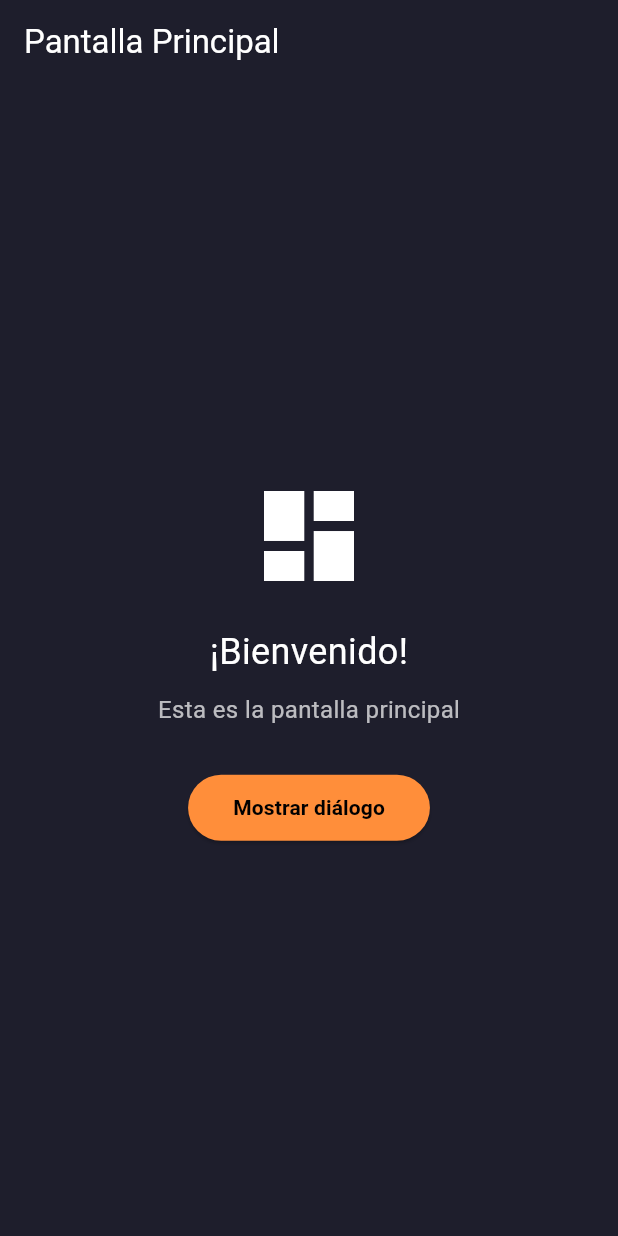
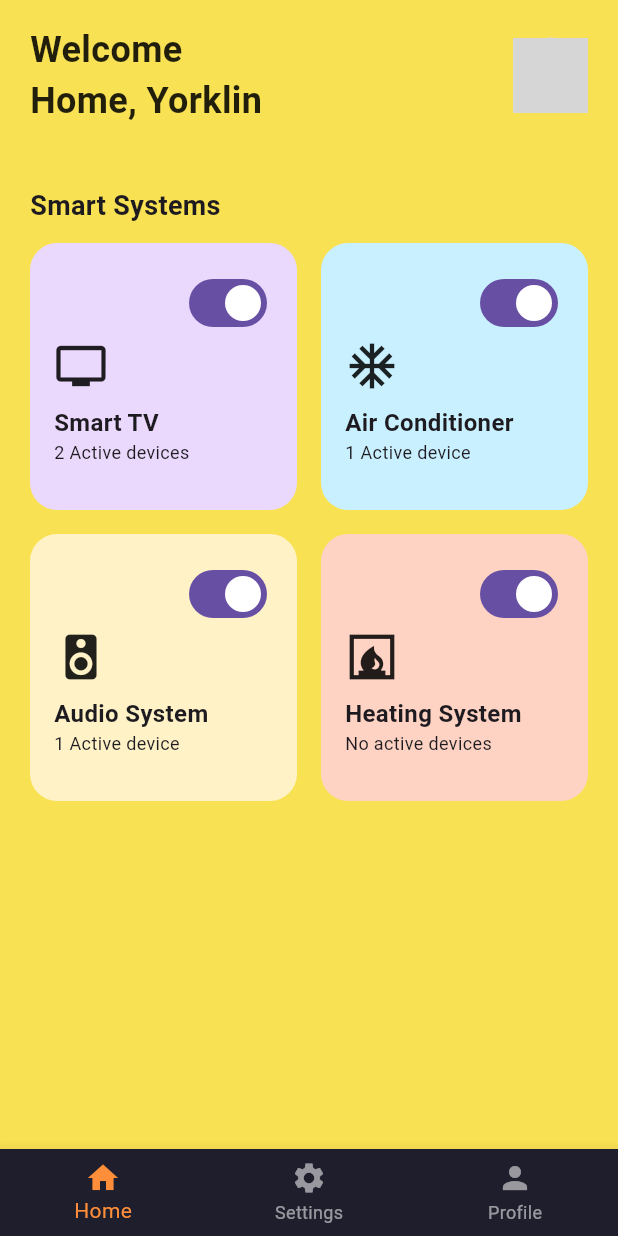
Before and after one commit to YorklinPunk/next_generation_app, a Flutter app: the PrincipalScreen screen opened directly, on a phone screen of 412 x 824 dp. Run offline on Flutter 3.47's test engine with Material 3 defaults, Android fonts, the phone set to English and light mode, and no system bars; our stand-ins replace dio, dropdown_button2, lottie; missing offline and left inert: mongo_dart; grey boxes are pictures that could not be loaded.

Commit message:
pantalla principal

```diff
--- a/lib/screens/principal_screen.dart
+++ b/lib/screens/principal_screen.dart
@@ -1,66 +1,171 @@
 import 'package:flutter/material.dart';
 
 class PrincipalScreen extends StatelessWidget {
-  const PrincipalScreen({Key? key}) : super(key: key);
+  const PrincipalScreen({super.key});
 
   @override
   Widget build(BuildContext context) {
     return Scaffold(
-      backgroundColor: const Color(0xFF1E1E2C),
-      appBar: AppBar(
-        backgroundColor: const Color(0xFF1E1E2C),
-        elevation: 0,
-        title: const Text(
-          'Pantalla Principal',
-          style: TextStyle(color: Colors.white),
-        ),
-        iconTheme: const IconThemeData(color: Colors.white),
-      ),
-      body: Center(
-        child: Column(
-          mainAxisAlignment: MainAxisAlignment.center,
-          children: [
-            Icon(Icons.dashboard, color: Colors.white, size: 80),
-            const SizedBox(height: 20),
-            const Text(
-              '¡Bienvenido!',
-              style: TextStyle(color: Colors.white, fontSize: 24),
-            ),
-            const SizedBox(height: 10),
-            const Text(
-              'Esta es la pantalla principal',
-              style: TextStyle(color: Colors.white70, fontSize: 16),
-            ),
-            const SizedBox(height: 30),
-            ElevatedButton(
-              onPressed: () {
-                // Por ahora solo muestra un diálogo
-                showDialog(
-                  context: context,
-                  builder: (_) => AlertDialog(
-                    title: const Text('Atención'),
-                    content: const Text('Aquí se desarrollarán más funciones.'),
-                    actions: [
-                      TextButton(
-                        onPressed: () => Navigator.pop(context),
-                        child: const Text('Cerrar'),
-                      ),
-                    ],
+      backgroundColor: const Color(0xFFf8e152),
+      body: SafeArea(
+        child: Padding(
+          padding: const EdgeInsets.symmetric(horizontal: 20, vertical: 16),
+          child: Column(
+            crossAxisAlignment: CrossAxisAlignment.start,
+            children: [
+              // Welcome + Avatar
+              Row(
+                mainAxisAlignment: MainAxisAlignment.spaceBetween,
+                children: [
+                  const Text(
+                    "Welcome\nHome, Yorklin",
+                    style: TextStyle(
+                      fontSize: 24,
+                      fontWeight: FontWeight.bold,
+                      color: Colors.black87,
+                    ),
                   ),
-                );
-              },
-              style: ElevatedButton.styleFrom(
-                backgroundColor: const Color(0xFFff8e3a),
-                padding: const EdgeInsets.symmetric(horizontal: 30, vertical: 12),
-                shape: RoundedRectangleBorder(
-                  borderRadius: BorderRadius.circular(30),
+                  const CircleAvatar(
+                    backgroundImage: AssetImage("assets/avatar.png"), // Usa tu imagen real
+                    radius: 25,
+                  ),
+                ],
+              ),
+              const SizedBox(height: 20),
+
+              // Rooms horizontal scroll
+              // const Text("Rooms", style: TextStyle(fontSize: 18, fontWeight: FontWeight.bold)),
+              // const SizedBox(height: 12),
+              // SizedBox(
+              //   height: 60,
+              //   child: ListView(
+              //     scrollDirection: Axis.horizontal,
+              //     children: [
+              //       _roomButton("Living Room", Icons.weekend),
+              //       _roomButton("Bedroom", Icons.bed),
+              //       _roomButton("Kitchen", Icons.kitchen),
+              //       _roomButton("Bathroom", Icons.bathtub),
+              //     ],
+              //   ),
+              // ),
+              const SizedBox(height: 20),
+
+              // Smart systems
+              const Text("Smart Systems", style: TextStyle(fontSize: 18, fontWeight: FontWeight.bold)),
+              const SizedBox(height: 12),
+              Expanded(
+                child: GridView.count(
+                  crossAxisCount: 2,
+                  mainAxisSpacing: 16,
+                  crossAxisSpacing: 16,
+                  children: [
+                    _smartCard(
+                      context,
+                      title: "Smart TV",
+                      devices: "2 Active devices",
+                      color: const Color(0xFFEBD8FD),
+                      icon: Icons.tv,
+                      onTap: () {
+                        Navigator.pushNamed(context, "/smartTv");
+                      },
+                    ),
+                    _smartCard(
+                      context,
+                      title: "Air Conditioner",
+                      devices: "1 Active device",
+                      color: const Color(0xFFC9F0FF),
+                      icon: Icons.ac_unit,
+                      onTap: () {
+                        Navigator.pushNamed(context, "/airConditioner");
+                      },
+                    ),
+                    _smartCard(
+                      context,
+                      title: "Audio System",
+                      devices: "1 Active device",
+                      color: const Color(0xFFFFF2C7),
+                      icon: Icons.speaker,
+                      onTap: () {
+                        Navigator.pushNamed(context, "/audioSystem");
+                      },
+                    ),
+                    _smartCard(
+                      context,
+                      title: "Heating System",
+                      devices: "No active devices",
+                      color: const Color(0xFFFFD3C3),
+                      icon: Icons.fireplace,
+                      onTap: () {
+                        Navigator.pushNamed(context, "/heatingSystem");
+                      },
+                    ),
+                  ],
                 ),
               ),
-              child: const Text(
-                'Mostrar diálogo',
-                style: TextStyle(color: Colors.black, fontWeight: FontWeight.bold),
+            ],
+          ),
+        ),
+      ),
+      bottomNavigationBar: BottomNavigationBar(
+        backgroundColor: const Color(0xFF1E1E2C),
+        selectedItemColor: Color(0xFFff8e3a),
+        unselectedItemColor: Colors.white54,
+        items: const [
+          BottomNavigationBarItem(icon: Icon(Icons.home), label: "Home"),
+          BottomNavigationBarItem(icon: Icon(Icons.settings), label: "Settings"),
+          BottomNavigationBarItem(icon: Icon(Icons.person), label: "Profile"),
+        ],
+      ),
+    );
+  }
+
+  // Reusable room icon
+  static Widget _roomButton(String label, IconData icon) {
+    return Padding(
+      padding: const EdgeInsets.only(right: 12),
+      child: Column(
+        children: [
+          CircleAvatar(
+            backgroundColor: Color(0xFF1E1E2C),
+            child: Icon(icon, color: Colors.white),
+          ),
+          const SizedBox(height: 4),
+          Text(label, style: TextStyle(fontSize: 12)),
+        ],
+      ),
+    );
+  }
+
+  // Smart system card
+  static Widget _smartCard(BuildContext context, {
+    required String title,
+    required String devices,
+    required Color color,
+    required IconData icon,
+    required VoidCallback onTap,
+  }) {
+    return GestureDetector(
+      onTap: onTap,
+      child: Container(
+        decoration: BoxDecoration(
+          color: color,
+          borderRadius: BorderRadius.circular(18),
+        ),
+        padding: const EdgeInsets.all(16),
+        child: Column(
+          crossAxisAlignment: CrossAxisAlignment.start,
+          children: [
+            Align(
+              alignment: Alignment.topRight,
+              child: Switch(
+                value: true,
+                onChanged: (_) {},
               ),
-            )
+            ),
+            Icon(icon, size: 36, color: Colors.black87),
+            const SizedBox(height: 8),
+            Text(title, style: const TextStyle(fontWeight: FontWeight.bold, fontSize: 16)),
+            Text(devices, style: const TextStyle(fontSize: 12)),
           ],
         ),
       ),
```
